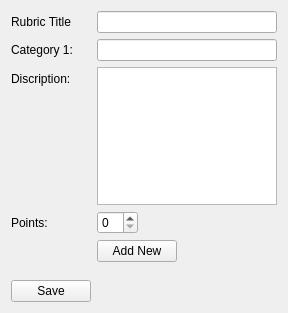
The window that GUI/rubrics.ui (Laucksy/CS-205-Project) describes before a commit, drawn with Qt 5.
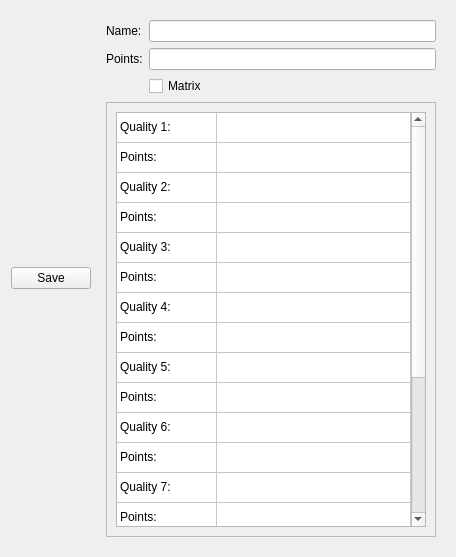
The same window after the commit.

Diff of the .ui file:
```diff
--- a/GUI/rubrics.ui
+++ b/GUI/rubrics.ui
@@ -6,8 +6,8 @@
    <rect>
     <x>0</x>
     <y>0</y>
-    <width>288</width>
-    <height>313</height>
+    <width>456</width>
+    <height>557</height>
    </rect>
   </property>
   <property name="sizePolicy">
@@ -19,85 +19,8 @@
   <property name="windowTitle">
    <string>Rubrics</string>
   </property>
-  <layout class="QFormLayout" name="formLayout">
-   <item row="0" column="0">
-    <widget class="QLabel" name="label_4">
-     <property name="text">
-      <string>Rubric Title</string>
-     </property>
-    </widget>
-   </item>
-   <item row="1" column="0">
-    <widget class="QLabel" name="label_2">
-     <property name="text">
-      <string>Category 1:</string>
-     </property>
-    </widget>
-   </item>
-   <item row="2" column="0">
-    <widget class="QLabel" name="label">
-     <property name="text">
-      <string>Discription:</string>
-     </property>
-    </widget>
-   </item>
-   <item row="3" column="0">
-    <widget class="QLabel" name="label_3">
-     <property name="text">
-      <string>Points:</string>
-     </property>
-    </widget>
-   </item>
-   <item row="3" column="1">
-    <widget class="QSpinBox" name="spinBox">
-     <property name="sizePolicy">
-      <sizepolicy hsizetype="Fixed" vsizetype="Fixed">
-       <horstretch>0</horstretch>
-       <verstretch>0</verstretch>
-      </sizepolicy>
-     </property>
-    </widget>
-   </item>
-   <item row="4" column="1">
-    <widget class="QPushButton" name="pushButton">
-     <property name="sizePolicy">
-      <sizepolicy hsizetype="Maximum" vsizetype="Fixed">
-       <horstretch>0</horstretch>
-       <verstretch>0</verstretch>
-      </sizepolicy>
-     </property>
-     <property name="text">
-      <string>Add New</string>
-     </property>
-    </widget>
-   </item>
-   <item row="5" column="1">
-    <spacer name="verticalSpacer">
-     <property name="orientation">
-      <enum>Qt::Vertical</enum>
-     </property>
-     <property name="sizeHint" stdset="0">
-      <size>
-       <width>20</width>
-       <height>40</height>
-      </size>
-     </property>
-    </spacer>
-   </item>
-   <item row="6" column="1">
-    <spacer name="verticalSpacer_2">
-     <property name="orientation">
-      <enum>Qt::Vertical</enum>
-     </property>
-     <property name="sizeHint" stdset="0">
-      <size>
-       <width>20</width>
-       <height>40</height>
-      </size>
-     </property>
-    </spacer>
-   </item>
-   <item row="7" column="0">
+  <layout class="QHBoxLayout" name="horizontalLayout">
+   <item>
     <widget class="QPushButton" name="pushButton_2">
      <property name="sizePolicy">
       <sizepolicy hsizetype="Maximum" vsizetype="Fixed">
@@ -110,14 +33,421 @@
      </property>
     </widget>
    </item>
-   <item row="2" column="1">
-    <widget class="QTextEdit" name="textEdit_3"/>
-   </item>
-   <item row="0" column="1">
-    <widget class="QLineEdit" name="lineEdit"/>
-   </item>
-   <item row="1" column="1">
-    <widget class="QLineEdit" name="lineEdit_2"/>
+   <item>
+    <widget class="QWidget" name="widget" native="true">
+     <property name="sizePolicy">
+      <sizepolicy hsizetype="Expanding" vsizetype="Expanding">
+       <horstretch>0</horstretch>
+       <verstretch>0</verstretch>
+      </sizepolicy>
+     </property>
+     <layout class="QGridLayout" name="gridLayout">
+      <item row="1" column="1">
+       <widget class="QLineEdit" name="lineEdit_2"/>
+      </item>
+      <item row="0" column="0">
+       <widget class="QLabel" name="label">
+        <property name="text">
+         <string>Name:</string>
+        </property>
+       </widget>
+      </item>
+      <item row="3" column="0" colspan="2">
+       <widget class="QScrollArea" name="scrollArea">
+        <property name="widgetResizable">
+         <bool>true</bool>
+        </property>
+        <widget class="QWidget" name="scrollAreaWidgetContents">
+         <property name="geometry">
+          <rect>
+           <x>0</x>
+           <y>0</y>
+           <width>336</width>
+           <height>422</height>
+          </rect>
+         </property>
+         <layout class="QVBoxLayout" name="verticalLayout_2">
+          <item>
+           <widget class="QTableWidget" name="tableWidget">
+            <property name="rowCount">
+             <number>20</number>
+            </property>
+            <property name="columnCount">
+             <number>2</number>
+            </property>
+            <attribute name="horizontalHeaderVisible">
+             <bool>false</bool>
+            </attribute>
+            <attribute name="horizontalHeaderDefaultSectionSize">
+             <number>100</number>
+            </attribute>
+            <attribute name="horizontalHeaderStretchLastSection">
+             <bool>true</bool>
+            </attribute>
+            <attribute name="verticalHeaderVisible">
+             <bool>false</bool>
+            </attribute>
+            <row/>
+            <row/>
+            <row/>
+            <row/>
+            <row/>
+            <row/>
+            <row/>
+            <row/>
+            <row/>
+            <row/>
+            <row/>
+            <row/>
+            <row/>
+            <row/>
+            <row/>
+            <row/>
+            <row/>
+            <row/>
+            <row/>
+            <row/>
+            <column/>
+            <column/>
+            <item row="0" column="0">
+             <property name="text">
+              <string notr="true">Quality 1:</string>
+             </property>
+             <property name="flags">
+              <set>ItemIsDragEnabled|ItemIsUserCheckable|ItemIsEnabled</set>
+             </property>
+            </item>
+            <item row="0" column="1">
+             <property name="text">
+              <string/>
+             </property>
+             <property name="flags">
+              <set>ItemIsSelectable|ItemIsEditable|ItemIsDragEnabled|ItemIsUserCheckable|ItemIsEnabled</set>
+             </property>
+            </item>
+            <item row="1" column="0">
+             <property name="text">
+              <string>Points:</string>
+             </property>
+             <property name="flags">
+              <set>ItemIsDragEnabled|ItemIsUserCheckable|ItemIsEnabled</set>
+             </property>
+            </item>
+            <item row="1" column="1">
+             <property name="text">
+              <string/>
+             </property>
+             <property name="flags">
+              <set>ItemIsSelectable|ItemIsEditable|ItemIsDragEnabled|ItemIsUserCheckable|ItemIsEnabled</set>
+             </property>
+            </item>
+            <item row="2" column="0">
+             <property name="text">
+              <string>Quality 2:</string>
+             </property>
+             <property name="flags">
+              <set>ItemIsDragEnabled|ItemIsUserCheckable|ItemIsEnabled</set>
+             </property>
+            </item>
+            <item row="2" column="1">
+             <property name="text">
+              <string/>
+             </property>
+             <property name="flags">
+              <set>ItemIsSelectable|ItemIsEditable|ItemIsDragEnabled|ItemIsUserCheckable|ItemIsEnabled</set>
+             </property>
+            </item>
+            <item row="3" column="0">
+             <property name="text">
+              <string>Points:</string>
+             </property>
+             <property name="flags">
+              <set>ItemIsDragEnabled|ItemIsUserCheckable|ItemIsEnabled</set>
+             </property>
+            </item>
+            <item row="3" column="1">
+             <property name="text">
+              <string/>
+             </property>
+             <property name="flags">
+              <set>ItemIsSelectable|ItemIsEditable|ItemIsDragEnabled|ItemIsUserCheckable|ItemIsEnabled</set>
+             </property>
+            </item>
+            <item row="4" column="0">
+             <property name="text">
+              <string>Quality 3:</string>
+             </property>
+             <property name="flags">
+              <set>ItemIsDragEnabled|ItemIsUserCheckable|ItemIsEnabled</set>
+             </property>
+            </item>
+            <item row="4" column="1">
+             <property name="text">
+              <string/>
+             </property>
+             <property name="flags">
+              <set>ItemIsSelectable|ItemIsEditable|ItemIsDragEnabled|ItemIsUserCheckable|ItemIsEnabled</set>
+             </property>
+            </item>
+            <item row="5" column="0">
+             <property name="text">
+              <string>Points:</string>
+             </property>
+             <property name="flags">
+              <set>ItemIsDragEnabled|ItemIsUserCheckable|ItemIsEnabled</set>
+             </property>
+            </item>
+            <item row="5" column="1">
+             <property name="text">
+              <string/>
+             </property>
+             <property name="flags">
+              <set>ItemIsSelectable|ItemIsEditable|ItemIsDragEnabled|ItemIsUserCheckable|ItemIsEnabled</set>
+             </property>
+            </item>
+            <item row="6" column="0">
+             <property name="text">
+              <string>Quality 4:</string>
+             </property>
+             <property name="flags">
+              <set>ItemIsDragEnabled|ItemIsUserCheckable|ItemIsEnabled</set>
+             </property>
+            </item>
+            <item row="6" column="1">
+             <property name="text">
+              <string/>
+             </property>
+             <property name="flags">
+              <set>ItemIsSelectable|ItemIsEditable|ItemIsDragEnabled|ItemIsUserCheckable|ItemIsEnabled</set>
+             </property>
+            </item>
+            <item row="7" column="0">
+             <property name="text">
+              <string>Points:</string>
+             </property>
+             <property name="flags">
+              <set>ItemIsDragEnabled|ItemIsUserCheckable|ItemIsEnabled</set>
+             </property>
+            </item>
+            <item row="7" column="1">
+             <property name="text">
+              <string/>
+             </property>
+             <property name="flags">
+              <set>ItemIsSelectable|ItemIsEditable|ItemIsDragEnabled|ItemIsUserCheckable|ItemIsEnabled</set>
+             </property>
+            </item>
+            <item row="8" column="0">
+             <property name="text">
+              <string>Quality 5:</string>
+             </property>
+             <property name="flags">
+              <set>ItemIsDragEnabled|ItemIsUserCheckable|ItemIsEnabled</set>
+             </property>
+            </item>
+            <item row="8" column="1">
+             <property name="text">
+              <string/>
+             </property>
+             <property name="flags">
+              <set>ItemIsSelectable|ItemIsEditable|ItemIsDragEnabled|ItemIsUserCheckable|ItemIsEnabled</set>
+             </property>
+            </item>
+            <item row="9" column="0">
+             <property name="text">
+              <string>Points:</string>
+             </property>
+             <property name="flags">
+              <set>ItemIsDragEnabled|ItemIsUserCheckable|ItemIsEnabled</set>
+             </property>
+            </item>
+            <item row="9" column="1">
+             <property name="text">
+              <string/>
+             </property>
+             <property name="flags">
+              <set>ItemIsSelectable|ItemIsEditable|ItemIsDragEnabled|ItemIsUserCheckable|ItemIsEnabled</set>
+             </property>
+            </item>
+            <item row="10" column="0">
+             <property name="text">
+              <string>Quality 6:</string>
+             </property>
+             <property name="flags">
+              <set>ItemIsDragEnabled|ItemIsUserCheckable|ItemIsEnabled</set>
+             </property>
+            </item>
+            <item row="10" column="1">
+             <property name="text">
+              <string/>
+             </property>
+             <property name="flags">
+              <set>ItemIsSelectable|ItemIsEditable|ItemIsDragEnabled|ItemIsUserCheckable|ItemIsEnabled</set>
+             </property>
+            </item>
+            <item row="11" column="0">
+             <property name="text">
+              <string>Points:</string>
+             </property>
+             <property name="flags">
+              <set>ItemIsDragEnabled|ItemIsUserCheckable|ItemIsEnabled</set>
+             </property>
+            </item>
+            <item row="11" column="1">
+             <property name="text">
+              <string/>
+             </property>
+             <property name="flags">
+              <set>ItemIsSelectable|ItemIsEditable|ItemIsDragEnabled|ItemIsUserCheckable|ItemIsEnabled</set>
+             </property>
+            </item>
+            <item row="12" column="0">
+             <property name="text">
+              <string>Quality 7:</string>
+             </property>
+             <property name="flags">
+              <set>ItemIsDragEnabled|ItemIsUserCheckable|ItemIsEnabled</set>
+             </property>
+            </item>
+            <item row="12" column="1">
+             <property name="text">
+              <string/>
+             </property>
+             <property name="flags">
+              <set>ItemIsSelectable|ItemIsEditable|ItemIsDragEnabled|ItemIsUserCheckable|ItemIsEnabled</set>
+             </property>
+            </item>
+            <item row="13" column="0">
+             <property name="text">
+              <string>Points:</string>
+             </property>
+             <property name="flags">
+              <set>ItemIsDragEnabled|ItemIsUserCheckable|ItemIsEnabled</set>
+             </property>
+            </item>
+            <item row="13" column="1">
+             <property name="text">
+              <string/>
+             </property>
+             <property name="flags">
+              <set>ItemIsSelectable|ItemIsEditable|ItemIsDragEnabled|ItemIsUserCheckable|ItemIsEnabled</set>
+             </property>
+            </item>
+            <item row="14" column="0">
+             <property name="text">
+              <string>Quality 8:</string>
+             </property>
+             <property name="flags">
+              <set>ItemIsDragEnabled|ItemIsUserCheckable|ItemIsEnabled</set>
+             </property>
+            </item>
+            <item row="14" column="1">
+             <property name="text">
+              <string/>
+             </property>
+             <property name="flags">
+              <set>ItemIsSelectable|ItemIsEditable|ItemIsDragEnabled|ItemIsUserCheckable|ItemIsEnabled</set>
+             </property>
+            </item>
+            <item row="15" column="0">
+             <property name="text">
+              <string>Points:</string>
+             </property>
+             <property name="flags">
+              <set>ItemIsDragEnabled|ItemIsUserCheckable|ItemIsEnabled</set>
+             </property>
+            </item>
+            <item row="15" column="1">
+             <property name="text">
+              <string/>
+             </property>
+             <property name="flags">
+              <set>ItemIsSelectable|ItemIsEditable|ItemIsDragEnabled|ItemIsUserCheckable|ItemIsEnabled</set>
+             </property>
+            </item>
+            <item row="16" column="0">
+             <property name="text">
+              <string>Quality 9:</string>
+             </property>
+             <property name="flags">
+              <set>ItemIsDragEnabled|ItemIsUserCheckable|ItemIsEnabled</set>
+             </property>
+            </item>
+            <item row="16" column="1">
+             <property name="text">
+              <string/>
+             </property>
+             <property name="flags">
+              <set>ItemIsSelectable|ItemIsEditable|ItemIsDragEnabled|ItemIsUserCheckable|ItemIsEnabled</set>
+             </property>
+            </item>
+            <item row="17" column="0">
+             <property name="text">
+              <string>Points:</string>
+             </property>
+             <property name="flags">
+              <set>ItemIsDragEnabled|ItemIsUserCheckable|ItemIsEnabled</set>
+             </property>
+            </item>
+            <item row="17" column="1">
+             <property name="text">
+              <string/>
+             </property>
+             <property name="flags">
+              <set>ItemIsSelectable|ItemIsEditable|ItemIsDragEnabled|ItemIsUserCheckable|ItemIsEnabled</set>
+             </property>
+            </item>
+            <item row="18" column="0">
+             <property name="text">
+              <string>Quality 10:</string>
+             </property>
+            </item>
+            <item row="18" column="1">
+             <property name="text">
+              <string/>
+             </property>
+             <property name="flags">
+              <set>ItemIsSelectable|ItemIsEditable|ItemIsDragEnabled|ItemIsUserCheckable|ItemIsEnabled</set>
+             </property>
+            </item>
+            <item row="19" column="0">
+             <property name="text">
+              <string>Points:</string>
+             </property>
+            </item>
+            <item row="19" column="1">
+             <property name="text">
+              <string/>
+             </property>
+             <property name="flags">
+              <set>ItemIsSelectable|ItemIsEditable|ItemIsDragEnabled|ItemIsUserCheckable|ItemIsEnabled</set>
+             </property>
+            </item>
+           </widget>
+          </item>
+         </layout>
+        </widget>
+       </widget>
+      </item>
+      <item row="0" column="1">
+       <widget class="QLineEdit" name="lineEdit"/>
+      </item>
+      <item row="1" column="0">
+       <widget class="QLabel" name="label_2">
+        <property name="text">
+         <string>Points:</string>
+        </property>
+       </widget>
+      </item>
+      <item row="2" column="1">
+       <widget class="QCheckBox" name="checkBox">
+        <property name="text">
+         <string>Matrix</string>
+        </property>
+       </widget>
+      </item>
+     </layout>
+    </widget>
    </item>
   </layout>
  </widget>
```
